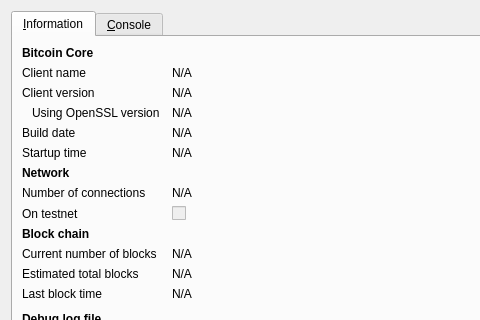
Old version of the form src/qt/forms/rpcconsole.ui in the repository Tillkoeln/Tillkoelns-World-Domination-Machine; both pictures show x 0 to 480 and y 0 to 320 of the 740 by 450 pixel window.
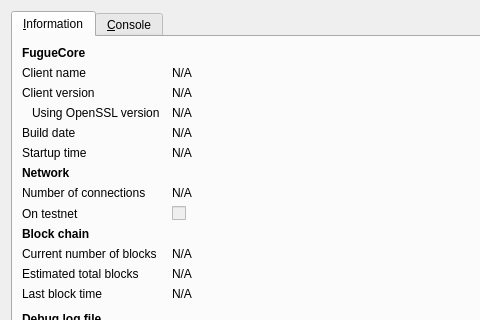
New version of the form. Icons and pictures are not drawn.

```diff
--- a/src/qt/forms/rpcconsole.ui
+++ b/src/qt/forms/rpcconsole.ui
@@ -36,7 +36,7 @@
           </font>
          </property>
          <property name="text">
-          <string>Bitcoin Core</string>
+          <string>FugueCore</string>
          </property>
         </widget>
        </item>
```
Left out of the diff: 6 changed lines with no effect on the pictures.
